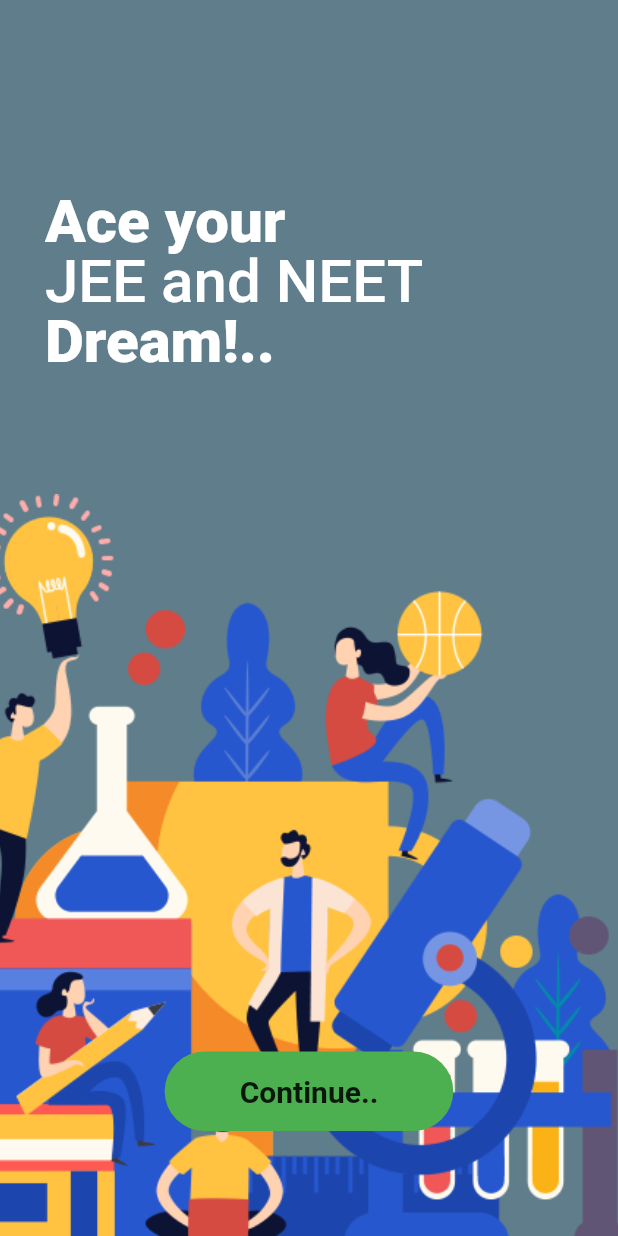
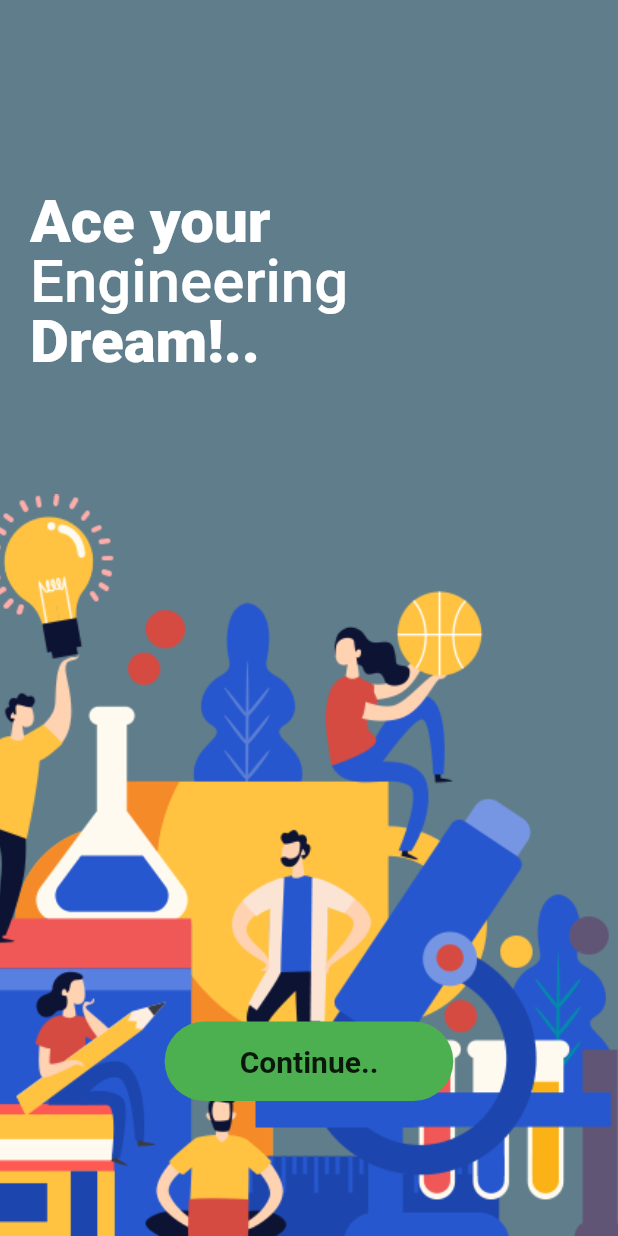
Before and after one commit to praveen-venkatachalam/flutter-quiz-app, a Flutter app: the screen it shows after launch, on a phone screen of 412 x 824 dp. Run offline on Flutter 3.47's test engine with Material 2 defaults, Android fonts, the phone set to English and light mode, and no system bars; our stand-ins replace auto_size_text, carousel_slider, flutter_riverpod, percent_indicator, shared_preferences, sqflite; accounts and stored records are empty.

```diff
--- a/lib/main.dart
+++ b/lib/main.dart
@@ -16,15 +16,16 @@ class MyApp extends StatelessWidget {
   Widget build(BuildContext context) {
     return MaterialApp(
       debugShowCheckedModeBanner: false,
-      title: 'Flutter Demo',
+      title: 'Flutter',
       routes: {
         "/homePage": (context) => MyCategoryPage(
-              title: 'My Quiz',
+              title: 'KPR Learn',
             ),
         "/readMode": (context) => MyReadModePage(),
         "/testMode": (context) => MyTestModePage(),
         "/showResult": (context) => MyResultPage(),
-        "/questionDetail": (context) => MyQuestionDetailPage()
+        "/questionDetail": (context) => MyQuestionDetailPage(),
+        "/subjectDetail": (context) => MyQuestionDetailPage()
       },
       theme: ThemeData(
         primarySwatch: Colors.blue,
@@ -64,13 +65,13 @@ class _MyHomePageState extends State<MyHomePage> {
         crossAxisAlignment: CrossAxisAlignment.start,
         children: <Widget>[
           Container(
-            padding: EdgeInsets.only(left: 30),
+            padding: EdgeInsets.only(left: 20),
             child: Column(
               crossAxisAlignment: CrossAxisAlignment.start,
               children: <Widget>[
                 Container(
                   child: Text(
-                    "\n\nAce your",
+                    "Ace your",
                     style: TextStyle(
                         color: Colors.white,
                         fontSize: 40,
@@ -80,7 +81,7 @@ class _MyHomePageState extends State<MyHomePage> {
                 ),
                 Container(
                   child: Text(
-                    "JEE and NEET",
+                    "Engineering",
                     style: TextStyle(
                         color: Colors.white,
                         fontSize: 40,
@@ -133,7 +134,7 @@ class _MyHomePageState extends State<MyHomePage> {
                         fit: BoxFit.cover)),
               ),
               Positioned(
-                bottom: 70,
+                bottom: 90,
                 left: 0,
                 right: 0,
                 child: Center(
--- a/lib/screens/read_mode.dart
+++ b/lib/screens/read_mode.dart
@@ -46,6 +46,7 @@ class _MyReadModePageState extends State<MyReadModePage> {
     return WillPopScope(
         child: Scaffold(
           appBar: AppBar(
+            backgroundColor: Colors.green,
             title: Text(questionModule.name),
             leading: GestureDetector(
               onTap: () => showCloseDialog(questionModule),
--- a/lib/screens/show_result.dart
+++ b/lib/screens/show_result.dart
@@ -21,6 +21,7 @@ class _MyResultPageState extends State<MyResultPage> {
     return WillPopScope(
         child: Scaffold(
           appBar: AppBar(
+            backgroundColor: Colors.green,
             title: Text('Quiz exam'),
             leading: GestureDetector(
               onTap: () => Navigator.pop(context),
@@ -101,7 +102,7 @@ class _MyResultPageState extends State<MyResultPage> {
                           SizedBox(
                             width: 1,
                           ),
-                          Text('Not Answer')
+                          Text('No Answer')
                         ],
                       ),
                     ],
--- a/lib/screens/test_mode.dart
+++ b/lib/screens/test_mode.dart
@@ -86,6 +86,7 @@ class _MyTestModePageState extends State<MyTestModePage>
     return WillPopScope(
         child: Scaffold(
           appBar: AppBar(
+            backgroundColor: Colors.green,
             title: Text('Quiz exam'),
             leading: GestureDetector(
               onTap: () => showCloseExamDialog(),
```
Also changed, not shown: lib/screens/home_page.dart (+17 -11 lines), lib/screens/question_detail.dart (+5 -4 lines), lib/screens/subject.dart (added).
